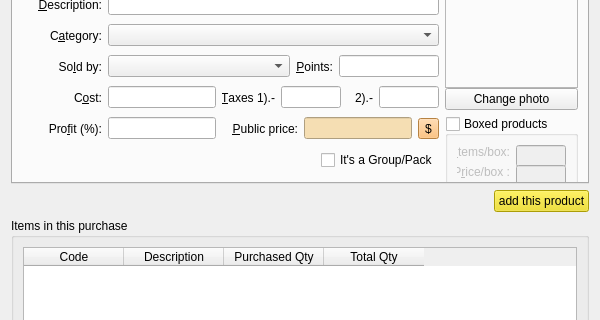
Before: the Qt Designer form squeeze/src/ui/purchaseeditor.ui in miguelchavez/lemonpos, drawn with Qt 5; both pictures show x 0 to 600 and y 127 to 447 of the 600 by 625 pixel window.
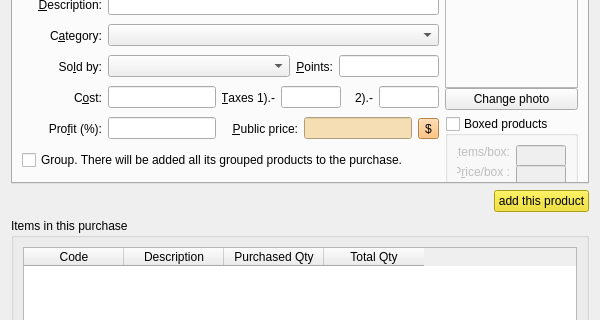
After: the same form once the commit is applied.

```diff
--- a/squeeze/src/ui/purchaseeditor.ui
+++ b/squeeze/src/ui/purchaseeditor.ui
@@ -1212,23 +1212,10 @@
        </item>
        <item row="6" column="0">
         <layout class="QHBoxLayout" name="horizontalLayout_8">
-         <item>
-          <spacer name="horizontalSpacer_3">
-           <property name="orientation">
-            <enum>Qt::Horizontal</enum>
-           </property>
-           <property name="sizeHint" stdset="0">
-            <size>
-             <width>40</width>
-             <height>20</height>
-            </size>
-           </property>
-          </spacer>
-         </item>
          <item>
           <widget class="QCheckBox" name="chIsAGroup">
            <property name="text">
-            <string>It's a Group/Pack</string>
+            <string>Group. There will be added all its grouped products to the purchase.</string>
            </property>
           </widget>
          </item>
```
Left out of the diff: 9 changed lines with no effect on the pictures.
